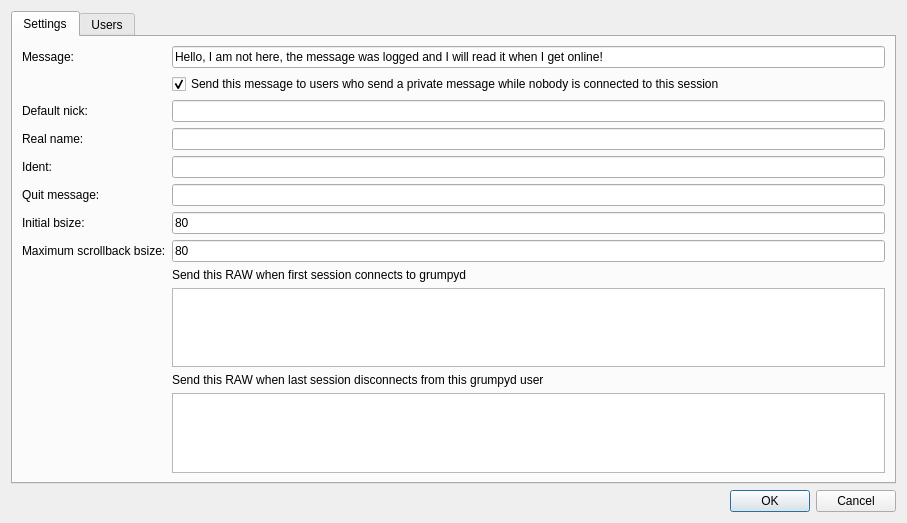
Old version of the form src/GrumpyIRC/lib/grumpydcfwin.ui in the repository grumpy-irc/grumpy.
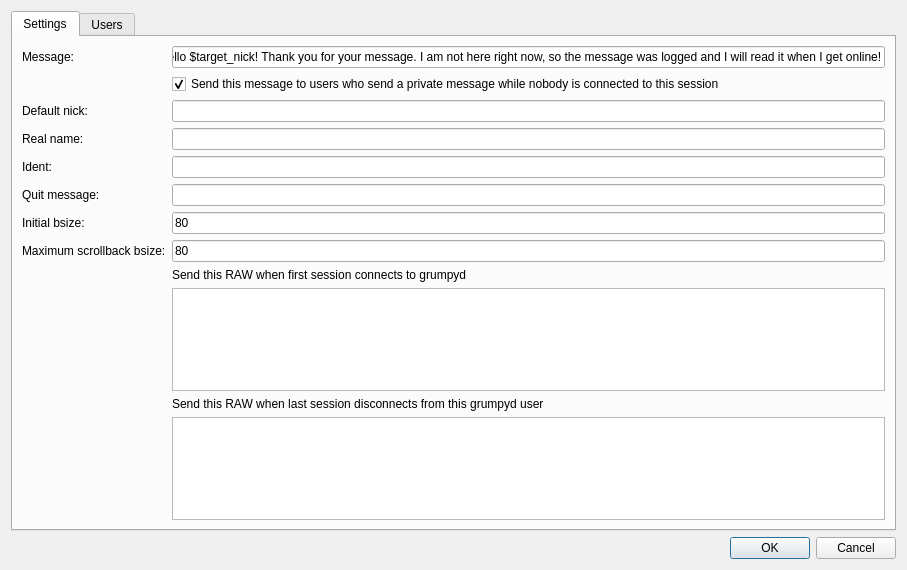
New version of the form. Icons and pictures are not drawn.

Commit message: changed AFK default

```diff
--- a/src/GrumpyIRC/lib/grumpydcfwin.ui
+++ b/src/GrumpyIRC/lib/grumpydcfwin.ui
@@ -7,7 +7,7 @@
     <x>0</x>
     <y>0</y>
     <width>907</width>
-    <height>523</height>
+    <height>570</height>
    </rect>
   </property>
   <property name="windowTitle">
@@ -40,7 +40,7 @@
          <item row="1" column="1">
           <widget class="QLineEdit" name="lineEdit">
            <property name="text">
-            <string>Hello, I am not here, the message was logged and I will read it when I get online!</string>
+            <string>Hello $target_nick! Thank you for your message. I am not here right now, so the message was logged and I will read it when I get online!</string>
            </property>
           </widget>
          </item>
```
